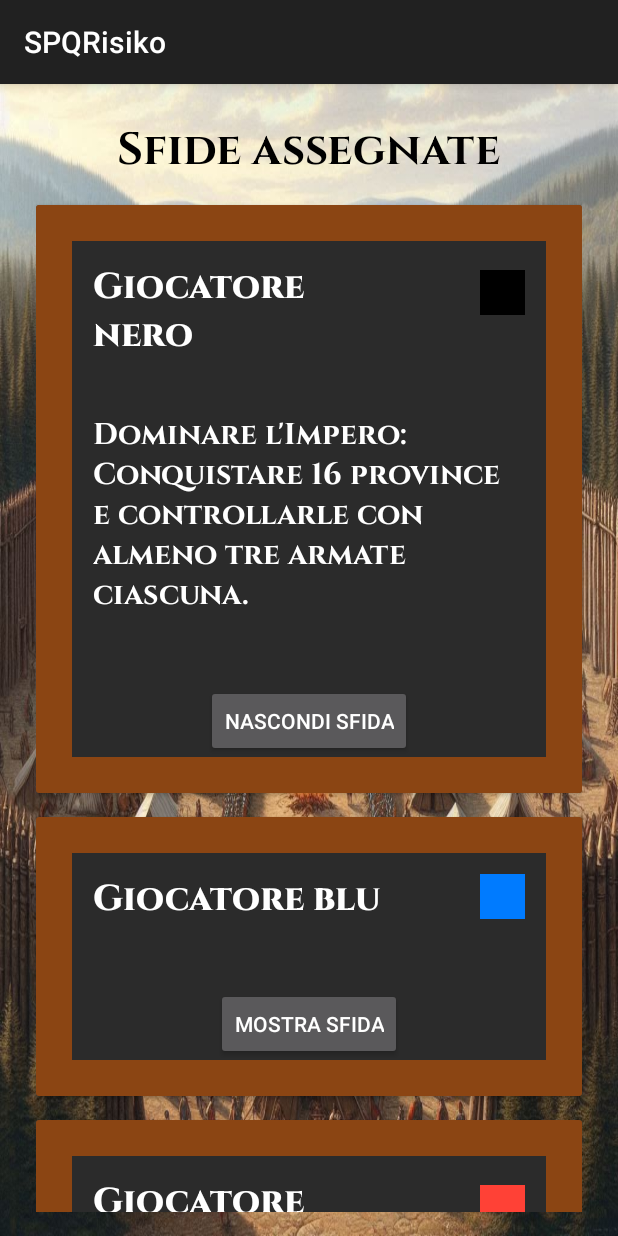
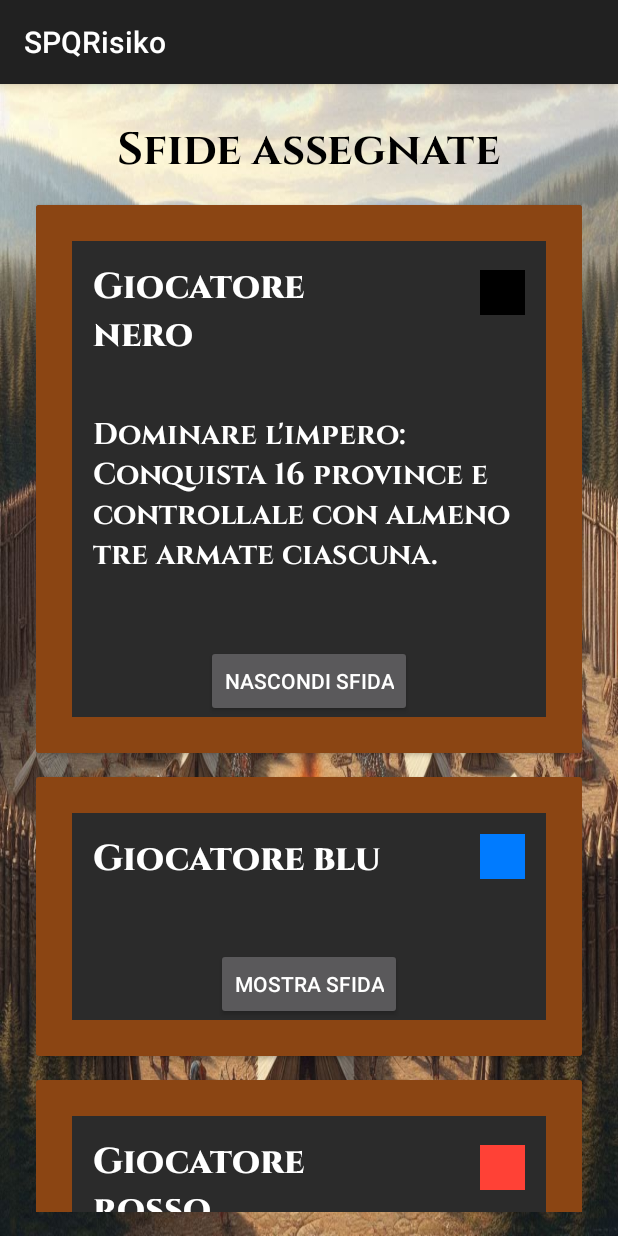
Before and after one commit to rickm01/SPQRisiko, an Android app: the SecondPageActivity screen opened directly, with no data from a screen before it, after a tap on "MOSTRA SFIDA", on a phone screen of 412 x 824 dp. Run offline under Robolectric (Android 15) with nearby library versions, the phone set to English and light mode, and no system bars.

Commit message:
Fixing of challenges

```diff
--- a/app/src/main/res/values/strings.xml
+++ b/app/src/main/res/values/strings.xml
@@ -24,22 +24,6 @@
     <string name="provinces_of_player">Province di %1$s</string>
     <string name="see_challenges">Visualizza le sfide</string>
 
-    <string name="C1_dominate_the_empire">Dominare l\'Impero: Conquistare 16 province e controllarle con almeno tre armate ciascuna.</string>
-    <string name="C2_control_the_mediterranean">Controllo dei Mari: Avere il controllo del Mar Mediterraneo.</string>
-    <string name="C3_control_the_atlantic">Controllo dell\'Atlantico: Conquistare tutte le province costiere dell\'Atlantico avendo almeno due armate in ogni provincia marittima e controllo dei mari nell\'Atlantico.</string>
-    <string name="C4_roman_legacy">Eredita\' Romana: Conquistare e controllare tutte le province italiane (Cisalpina, Italia, Sardinia, Sicilia, Corsica) con almeno quattro armate ciascuna.</string>
-    <string name="C5_scipio_africanus">Scipione l\'Africano: Conquistare tutte le province africane e mantenere il controllo per almeno tre turni.</string>
-    <string name="C6_julius_caesar">Giulio Cesare: Conquistare tutte le province della Gallia (Gallia Cisalpina, Gallia Narbonense, Belgica, Germania Inferior) e controllarle con almeno due armate ciascuna.</string>
-    <string name="C7_paella_and_baguette">Paella e Baguette: Conquistare tutte le province della Francia e della Spagna e tenerle per due turni.</string>
-    <string name="C8_return_of_the_gladiator">Ritorno del gladiatore: Conquista 7 province in un unico turno.</string>
-    <string name="C9_mediterranean_islander">L\'isolano mediterraneo: Controlla tutte le isole del Mediterraneo con almeno 3 unità ciascuna.</string>
-    <string name="C10_greek_emperor">L\'imperatore greco: Controlla tutta l\'Europa orientale.</string>
-    <string name="C11_great_sultan">Il grande sultano: Conquista tutta l\'Asia Minore fino all\'Egitto non compreso (non servono le isole).</string>
-    <string name="C12_the_trinity">La Trinità: Controlla almeno tre province per ogni continente (Europa, Africa, Asia) avendo almeno due armate in ogni provincia.</string>
-    <string name="C13_the_pirate">Il pirata: Possiedi il controllo dei mari in 7 mari oppure possiedi 12 navi.</string>
-    <string name="C14_the_warlord">Il guerrafondaio: Conquista 2 territori di ogni giocatore nello stesso turno. Per ogni giocatore mancante aggiungi 2 territori in totale.</string>
-    <string name="C15_mark_antony">Marco Antonio: conquista la Gallia Narbonese e la Cisalpina, Italia, Egitto e Grecia e mantieni per 2 turni con 3 truppe ciascuna.</string>
-
     <string name="CT1_dominate_the_empire">Dominare l\'Impero</string>
     <string name="CT2_control_the_mediterranean">Controllo dei Mari</string>
     <string name="CT3_control_the_atlantic">Controllo dell\'Atlantico</string>
@@ -56,20 +40,36 @@
     <string name="CT14_the_warlord">Il guerrafondaio</string>
     <string name="CT15_mark_antony">Marco Antonio</string>
 
-    <string name="CC1_dominate_the_empire">Conquistare 16 province e controllarle con almeno tre armate ciascuna.</string>
-    <string name="CC2_control_the_mediterranean">Avere il controllo del Mar Mediterraneo.</string>
-    <string name="CC3_control_the_atlantic">Conquistare tutte le province costiere dell\'Atlantico avendo almeno due armate in ogni provincia marittima e controllo dei mari nell\'Atlantico.</string>
-    <string name="CC4_roman_legacy">Conquistare e controllare tutte le province italiane (Cisalpina, Italia, Sardegna, Sicilia, Corsica) con almeno quattro armate ciascuna.</string>
-    <string name="CC5_scipio_africanus">Conquistare tutte le province africane e mantenere il controllo per almeno tre turni.</string>
-    <string name="CC6_julius_caesar">Conquistare tutte le province della Gallia (Gallia Cisalpina, Gallia Narbonense, Belgica, Germania Inferior) e controllarle con almeno due armate ciascuna.</string>
-    <string name="CC7_paella_and_baguette">Conquistare tutte le province della Francia e della Spagna e tenerle per due turni.</string>
+    <string name="C1_dominate_the_empire">Dominare l\'impero: Conquista 16 province e controllale con almeno tre armate ciascuna.</string>
+    <string name="C2_control_the_mediterranean">Controllo dei mari: Ottieni il controllo del Mar Mediterraneo.</string>
+    <string name="C3_control_the_atlantic">Controllo dell\'Atlantico: Conquista tutte le province costiere dell\'Atlantico avendo almeno due armate in ogni provincia marittima e controllo dei mari nell\'Atlantico.</string>
+    <string name="C4_roman_legacy">Eredita\' Romana: Conquista e controlla tutte le province italiane (Cisalpina, Italia, Sardegna, Sicilia, Corsica) con almeno quattro armate ciascuna per tre turni.</string>
+    <string name="C5_scipio_africanus">Scipione l\'Africano: Conquista tutte le province africane e mantieni il controllo per almeno tre turni.</string>
+    <string name="C6_julius_caesar">Giulio Cesare: Conquista tutte le province della Gallia (Gallia Cisalpina, Gallia Narbonense, Belgica, Germania Inferior) e controllale con almeno due armate ciascuna per due turni.</string>
+    <string name="C7_paella_and_baguette">Paella e Baguette: Conquista tutte le province della Francia e della Spagna e mantienile per due turni.</string>
+    <string name="C8_return_of_the_gladiator">Ritorno del gladiatore: Conquista 7 province in un unico turno.</string>
+    <string name="C9_mediterranean_islander">L\'isolano mediteranneo: Controlla tutte le isole del Mediterraneo con almeno 3 unità ciascuna.</string>
+    <string name="C10_greek_emperor">L\'imperatore greco:Controlla tutta l\'Europa orientale.</string>
+    <string name="C11_great_sultan">Il grande sultano: Conquista tutta l\'Asia Minore fino all\'Egitto non compreso (non servono le isole).</string>
+    <string name="C12_the_trinity">La trinita\': Controlla almeno tre province per ogni continente (Europa, Africa, Asia) avendo almeno due armate in ogni provincia e mantieni il controllo per due turni.</string>
+    <string name="C13_the_pirate">Il pirata: Conquista il controllo dei mari in 7 mari oppure possiedi 12 navi.</string>
+    <string name="C14_the_warlord">Il guerrafondaio: Conquista 2 territori di ogni giocatore nello stesso turno (all\'inizio del gioco). Per ogni giocatore sconfitto aggiungi 2 territori in totale.</string>
+    <string name="C15_mark_antony">Marco Antonio: Conquista la Gallia Narbonese e la Cisalpina, Italia, Egitto e Grecia e mantieni per 2 turni con 3 truppe ciascuna.</string>
+
+    <string name="CC1_dominate_the_empire">Conquista 16 province e controllale con almeno tre armate ciascuna.</string>
+    <string name="CC2_control_the_mediterranean">Ottieni il controllo del Mar Mediterraneo.</string>
+    <string name="CC3_control_the_atlantic">Conquista tutte le province costiere dell\'Atlantico avendo almeno due armate in ogni provincia marittima e controllo dei mari nell\'Atlantico.</string>
+    <string name="CC4_roman_legacy">Conquista e controlla tutte le province italiane (Cisalpina, Italia, Sardegna, Sicilia, Corsica) con almeno quattro armate ciascuna per tre turni.</string>
+    <string name="CC5_scipio_africanus">Conquista tutte le province africane e mantieni il controllo per almeno tre turni.</string>
+    <string name="CC6_julius_caesar">Conquista tutte le province della Gallia (Gallia Cisalpina, Gallia Narbonense, Belgica, Germania Inferior) e controllale con almeno due armate ciascuna per due turni.</string>
+    <string name="CC7_paella_and_baguette">Conquista tutte le province della Francia e della Spagna e mantienile per due turni.</string>
     <string name="CC8_return_of_the_gladiator">Conquista 7 province in un unico turno.</string>
     <string name="CC9_mediterranean_islander">Controlla tutte le isole del Mediterraneo con almeno 3 unità ciascuna.</string>
     <string name="CC10_greek_emperor">Controlla tutta l\'Europa orientale.</string>
     <string name="CC11_great_sultan">Conquista tutta l\'Asia Minore fino all\'Egitto non compreso (non servono le isole).</string>
-    <string name="CC12_the_trinity">Controlla almeno tre province per ogni continente (Europa, Africa, Asia) avendo almeno due armate in ogni provincia.</string>
-    <string name="CC13_the_pirate">Possiedi il controllo dei mari in 7 mari oppure possiedi 12 navi.</string>
-    <string name="CC14_the_warlord">Conquista 2 territori di ogni giocatore nello stesso turno. Per ogni giocatore mancante aggiungi 2 territori in totale.</string>
+    <string name="CC12_the_trinity">Controlla almeno tre province per ogni continente (Europa, Africa, Asia) avendo almeno due armate in ogni provincia e mantieni il controllo per due turni.</string>
+    <string name="CC13_the_pirate">Conquista il controllo dei mari in 7 mari oppure possiedi 12 navi.</string>
+    <string name="CC14_the_warlord">Conquista 2 territori di ogni giocatore nello stesso turno (all\'inizio del gioco). Per ogni giocatore sconfitto aggiungi 2 territori in totale.</string>
     <string name="CC15_mark_antony">Conquista la Gallia Narbonese e la Cisalpina, Italia, Egitto e Grecia e mantieni per 2 turni con 3 truppe ciascuna.</string>
 
     <string name="title_challenges_page">\nLe sfide\n</string>
```
Also changed, not shown: 1 other file.
